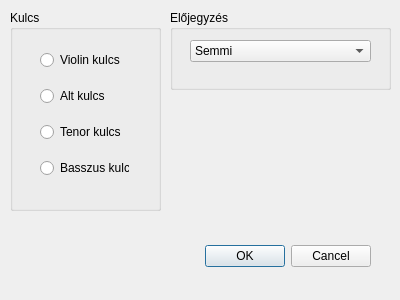
This is GUI/newstaffdialog.ui in Kollgergo/Counterpoint-project as Qt 5 draws it before an edit. The edited form follows.
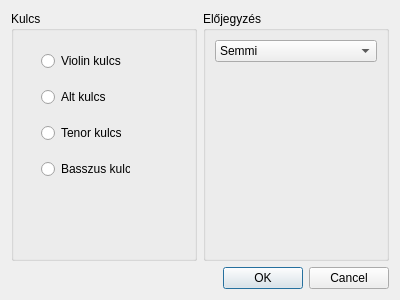
This is the edited form.

Diff of the .ui file:
```diff
--- a/GUI/newstaffdialog.ui
+++ b/GUI/newstaffdialog.ui
@@ -13,34 +13,13 @@
   <property name="windowTitle">
    <string>Új kottasor</string>
   </property>
-  <widget class="QDialogButtonBox" name="buttonBox">
-   <property name="geometry">
-    <rect>
-     <x>30</x>
-     <y>240</y>
-     <width>341</width>
-     <height>32</height>
-    </rect>
-   </property>
-   <property name="orientation">
-    <enum>Qt::Horizontal</enum>
-   </property>
-   <property name="standardButtons">
-    <set>QDialogButtonBox::Cancel|QDialogButtonBox::Ok</set>
-   </property>
-   <property name="centerButtons">
-    <bool>false</bool>
-   </property>
-  </widget>
+  <layout class="QVBoxLayout" name="verticalLayout_2">
+   <item>
+    <layout class="QGridLayout" name="gridLayout_2">
+     <item row="0" column="0">
+      <layout class="QHBoxLayout" name="horizontalLayout">
+       <item>
   <widget class="QGroupBox" name="groupBox">
-   <property name="geometry">
-    <rect>
-     <x>10</x>
-     <y>10</y>
-     <width>151</width>
-     <height>201</height>
-    </rect>
-   </property>
    <property name="title">
     <string>Kulcs</string>
    </property>
@@ -85,27 +64,15 @@
     </layout>
    </widget>
   </widget>
+       </item>
+       <item>
   <widget class="QGroupBox" name="groupBox_2">
-   <property name="geometry">
-    <rect>
-     <x>170</x>
-     <y>10</y>
-     <width>221</width>
-     <height>80</height>
-    </rect>
-   </property>
    <property name="title">
     <string>Előjegyzés</string>
    </property>
+         <layout class="QGridLayout" name="gridLayout">
+          <item row="0" column="0">
    <widget class="QComboBox" name="comboBox">
-    <property name="geometry">
-     <rect>
-      <x>20</x>
-      <y>30</y>
-      <width>181</width>
-      <height>22</height>
-     </rect>
-    </property>
     <item>
      <property name="text">
       <string>Semmi</string>
@@ -182,7 +149,41 @@
      </property>
     </item>
    </widget>
-  </widget>
+          </item>
+          <item row="1" column="0">
+           <spacer name="verticalSpacer">
+            <property name="orientation">
+             <enum>Qt::Vertical</enum>
+            </property>
+            <property name="sizeHint" stdset="0">
+             <size>
+              <width>20</width>
+              <height>40</height>
+             </size>
+            </property>
+           </spacer>
+          </item>
+         </layout>
+        </widget>
+       </item>
+      </layout>
+     </item>
+     <item row="1" column="0">
+      <widget class="QDialogButtonBox" name="buttonBox">
+       <property name="orientation">
+        <enum>Qt::Horizontal</enum>
+       </property>
+       <property name="standardButtons">
+        <set>QDialogButtonBox::Cancel|QDialogButtonBox::Ok</set>
+       </property>
+       <property name="centerButtons">
+        <bool>false</bool>
+       </property>
+      </widget>
+     </item>
+    </layout>
+   </item>
+  </layout>
  </widget>
  <resources/>
  <connections>
```
Lines whose indentation alone changed are shown as unchanged.
